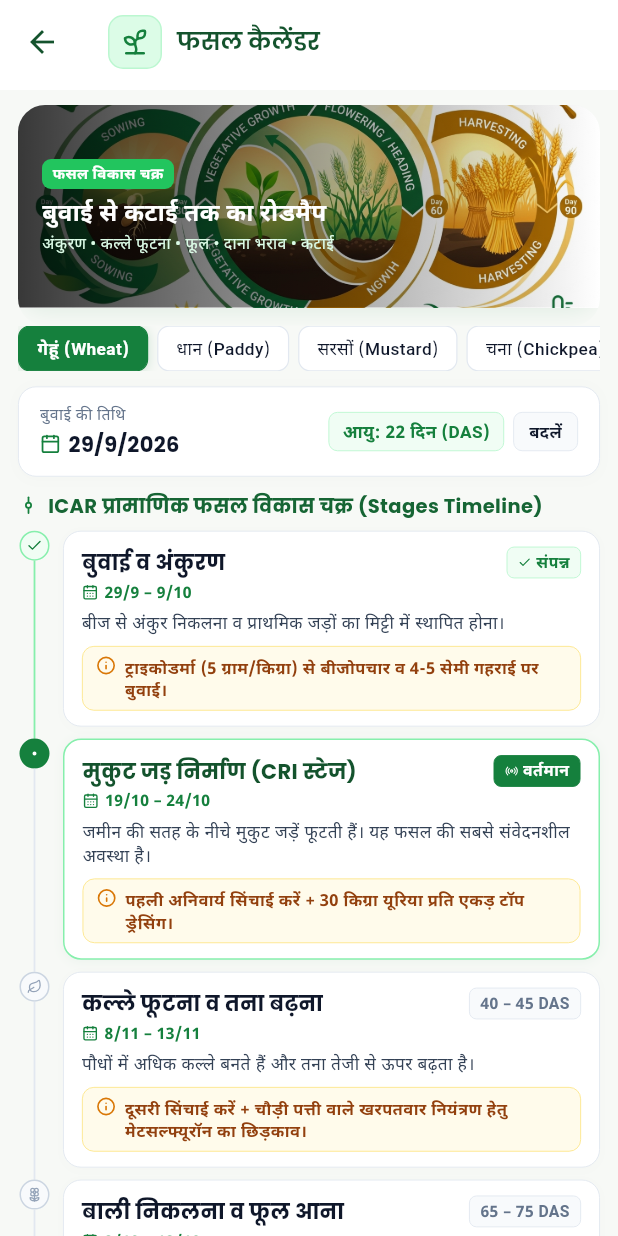
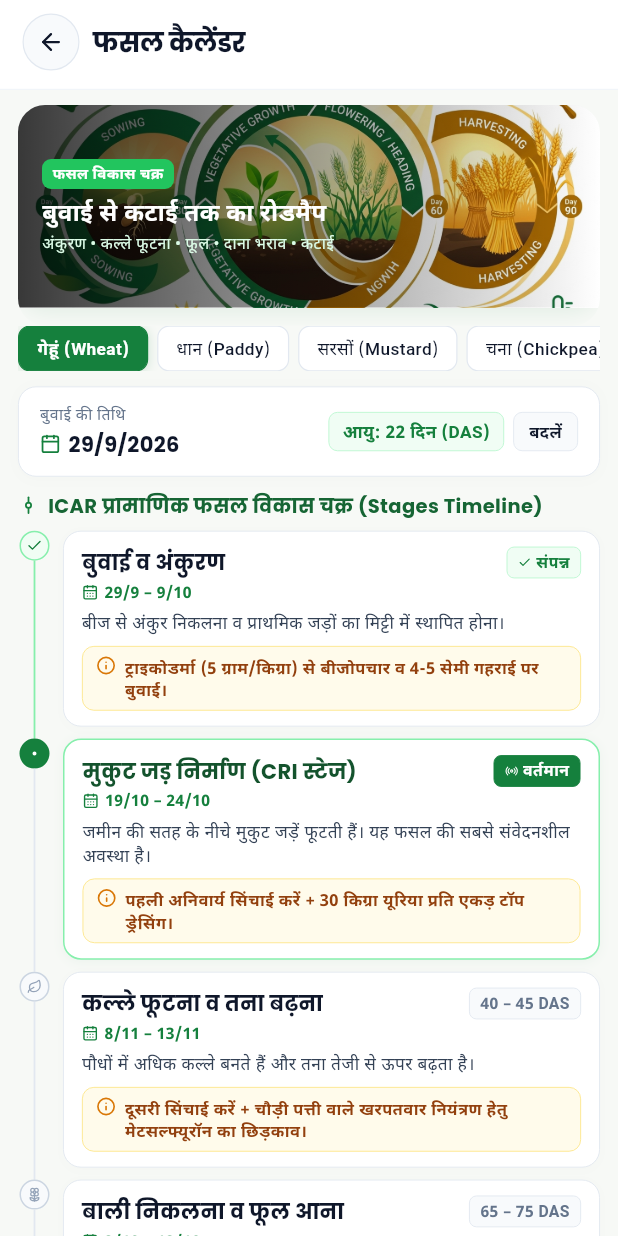
Before and after one commit to kamleshyadav9929/Ai-Krishi-Saathi, a Flutter app: the CropCalendarScreen screen opened directly, on a phone screen of 412 x 824 dp. Run offline on Flutter 3.47's test engine with Material 3 defaults, Android fonts, the phone set to English and light mode, and no system bars; our stand-ins replace fl_chart, flutter_animate, flutter_lucide, flutter_svg, flutter_tts, geocoding and 6 more; accounts and stored records are empty; network calls fail.

Commit message:
feat(ui): redesign app bar for clean, modern Google-grade aesthetic

```diff
--- a/lib/core/theme/app_theme.dart
+++ b/lib/core/theme/app_theme.dart
@@ -24,7 +24,7 @@ class AppTheme {
         backgroundColor: Colors.white,
         foregroundColor: AppColors.primaryDark,
         elevation: 0,
-        scrolledUnderElevation: 1,
+        scrolledUnderElevation: 0,
         centerTitle: false,
         titleTextStyle: AppTypography.headingMedium(isHindi: isHindi).copyWith(
           color: AppColors.primaryDark,
--- a/lib/presentation/screens/crop_doctor/diagnosis_result_screen.dart
+++ b/lib/presentation/screens/crop_doctor/diagnosis_result_screen.dart
@@ -7,6 +7,7 @@ import '../../../core/theme/app_colors.dart';
 import '../../../core/theme/app_typography.dart';
 import '../../../data/models/crop_disease_model.dart';
 import '../../widgets/action_button.dart';
+import '../../widgets/custom_app_bar.dart';
 
 class DiagnosisResultScreen extends StatelessWidget {
   final CropDiseaseModel diagnosis;
@@ -26,8 +27,9 @@ class DiagnosisResultScreen extends StatelessWidget {
         File(diagnosis.imagePath!).existsSync();
 
     return Scaffold(
-      appBar: AppBar(
-        title: Text(lang.tr('diagnosisResult')),
+      appBar: const CustomAppBar(
+        titleKey: 'diagnosisResult',
+        showLanguageToggle: false,
       ),
       body: SingleChildScrollView(
         padding: const EdgeInsets.all(16),
--- a/lib/presentation/widgets/custom_app_bar.dart
+++ b/lib/presentation/widgets/custom_app_bar.dart
@@ -1,21 +1,28 @@
 import 'package:flutter/material.dart';
 import 'package:flutter_lucide/flutter_lucide.dart';
 import 'package:provider/provider.dart';
+
 import '../../core/localization/language_provider.dart';
-import '../../core/theme/app_colors.dart';
-import '../../core/theme/app_typography.dart';
 import '../../core/utils/haptic_helper.dart';
 
+/// Clean, beautiful, modern App Bar adhering to Anti-AI & Google Material You standards.
+/// Seamlessly adjusts for Root screens (Brand identity) and Child screens (Circular back button).
 class CustomAppBar extends StatelessWidget implements PreferredSizeWidget {
   final String titleKey;
   final bool showLanguageToggle;
   final List<Widget>? actions;
+  final Widget? leading;
+  final String? subtitle;
+  final bool centerTitle;
 
   const CustomAppBar({
     super.key,
     required this.titleKey,
     this.showLanguageToggle = true,
     this.actions,
+    this.leading,
+    this.subtitle,
+    this.centerTitle = false,
   });
 
   @override
@@ -24,39 +31,136 @@ class CustomAppBar extends StatelessWidget implements PreferredSizeWidget {
   @override
   Widget build(BuildContext context) {
     final lang = Provider.of<LanguageProvider>(context);
+    final canPop = Navigator.canPop(context);
+    final isHomeBrand = titleKey == 'appName';
 
     return AppBar(
-      title: Row(
+      backgroundColor: Colors.white,
+      surfaceTintColor: Colors.transparent,
+      elevation: 0,
+      scrolledUnderElevation: 0,
+      centerTitle: centerTitle,
+      automaticallyImplyLeading: false,
+      leading: leading ??
+          (canPop
+              ? Padding(
+                  padding: const EdgeInsets.only(left: 12),
+                  child: Center(
+                    child: InkWell(
+                      onTap: () {
+                        HapticHelper.lightTap();
+                        Navigator.maybePop(context);
+                      },
+                      borderRadius: BorderRadius.circular(20),
+                      child: Container(
+                        width: 38,
+                        height: 38,
+                        decoration: BoxDecoration(
+                          color: const Color(0xFFF8FAFC),
+                          shape: BoxShape.circle,
+                          border: Border.all(color: const Color(0xFFE2E8F0), width: 0.8),
+                        ),
+                        child: const Center(
+                          child: Icon(
+                            LucideIcons.arrow_left,
+                            size: 18,
+                            color: Color(0xFF0F172A),
+                          ),
+                        ),
+                      ),
+                    ),
+                  ),
+                )
+              : null),
+      titleSpacing: canPop ? 6 : 16,
+      title: isHomeBrand
+          ? Row(
+              mainAxisSize: MainAxisSize.min,
               children: [
                 Container(
-            padding: const EdgeInsets.all(7),
+                  width: 36,
+                  height: 36,
                   decoration: BoxDecoration(
-              color: AppColors.primaryContainer,
+                    color: const Color(0xFF15803D),
                     borderRadius: BorderRadius.circular(10),
-              border: Border.all(color: AppColors.border, width: 1),
+                    boxShadow: [
+                      BoxShadow(
+                        color: const Color(0xFF15803D).withValues(alpha: 0.22),
+                        blurRadius: 8,
+                        offset: const Offset(0, 2),
                       ),
-            child: const Icon(
+                    ],
+                  ),
+                  child: const Center(
+                    child: Icon(
                       LucideIcons.sprout,
                       size: 20,
-              color: AppColors.primary,
+                      color: Colors.white,
+                    ),
                   ),
                 ),
                 const SizedBox(width: 10),
-          Expanded(
-            child: Text(
+                Column(
+                  crossAxisAlignment: CrossAxisAlignment.start,
+                  mainAxisSize: MainAxisSize.min,
+                  children: [
+                    Text(
+                      lang.tr('appName'),
+                      style: TextStyle(
+                        fontSize: 17,
+                        fontWeight: FontWeight.w800,
+                        color: const Color(0xFF0F172A),
+                        letterSpacing: -0.2,
+                        fontFamily: lang.isHindi ? 'NotoSansDevanagari' : 'Poppins',
+                      ),
+                    ),
+                    Text(
+                      lang.isHindi ? 'स्मार्ट कृषि सहायक' : 'Smart Farming Assistant',
+                      style: const TextStyle(
+                        fontSize: 10.5,
+                        fontWeight: FontWeight.w600,
+                        color: Color(0xFF15803D),
+                        letterSpacing: 0.1,
+                      ),
+                    ),
+                  ],
+                ),
+              ],
+            )
+          : Column(
+              crossAxisAlignment: centerTitle ? CrossAxisAlignment.center : CrossAxisAlignment.start,
+              mainAxisSize: MainAxisSize.min,
+              children: [
+                Text(
                   lang.tr(titleKey),
-              style: AppTypography.headingSmall(isHindi: lang.isHindi).copyWith(
-                color: AppColors.primaryDark,
+                  style: TextStyle(
+                    fontSize: 17.5,
+                    fontWeight: FontWeight.w700,
+                    color: const Color(0xFF0F172A),
+                    letterSpacing: -0.2,
+                    fontFamily: lang.isHindi ? 'NotoSansDevanagari' : 'Poppins',
                   ),
                   overflow: TextOverflow.ellipsis,
                 ),
+                if (subtitle != null) ...[
+                  const SizedBox(height: 1),
+                  Text(
+                    subtitle!,
+                    style: const TextStyle(
+                      fontSize: 11,
+                      fontWeight: FontWeight.w500,
+                      color: Color(0xFF64748B),
                     ),
+                    overflow: TextOverflow.ellipsis,
+                  ),
+                ],
               ],
             ),
       actions: [
         if (showLanguageToggle)
           Padding(
-            padding: const EdgeInsets.only(right: 12),
+            padding: const EdgeInsets.only(right: 14),
+            child: Center(
               child: InkWell(
                 onTap: () {
                   HapticHelper.lightTap();
@@ -64,27 +168,27 @@ class CustomAppBar extends StatelessWidget implements PreferredSizeWidget {
                 },
                 borderRadius: BorderRadius.circular(20),
                 child: Container(
-                padding: const EdgeInsets.symmetric(horizontal: 12, vertical: 6),
+                  padding: const EdgeInsets.symmetric(horizontal: 10, vertical: 5),
                   decoration: BoxDecoration(
-                  color: AppColors.primaryContainer,
+                    color: const Color(0xFFF0FDF4),
                     borderRadius: BorderRadius.circular(20),
-                  border: Border.all(color: AppColors.border, width: 1.2),
+                    border: Border.all(color: const Color(0xFFBBF7D0), width: 0.8),
                   ),
                   child: Row(
                     mainAxisSize: MainAxisSize.min,
                     children: [
                       const Icon(
                         LucideIcons.languages,
-                      size: 16,
-                      color: AppColors.primaryDark,
+                        size: 14,
+                        color: Color(0xFF15803D),
                       ),
-                    const SizedBox(width: 6),
+                      const SizedBox(width: 5),
                       Text(
                         lang.isHindi ? 'English' : 'हिंदी',
-                      style: AppTypography.labelLarge(isHindi: lang.isHindi).copyWith(
-                        fontSize: 13,
-                        color: AppColors.primaryDark,
-                        fontWeight: FontWeight.w600,
+                        style: const TextStyle(
+                          fontSize: 11.5,
+                          fontWeight: FontWeight.w700,
+                          color: Color(0xFF15803D),
                         ),
                       ),
                     ],
@@ -92,8 +196,13 @@ class CustomAppBar extends StatelessWidget implements PreferredSizeWidget {
                 ),
               ),
             ),
+          ),
         if (actions != null) ...actions!,
       ],
+      bottom: const PreferredSize(
+        preferredSize: Size.fromHeight(0.8),
+        child: Divider(height: 0.8, thickness: 0.8, color: Color(0xFFF1F5F9)),
+      ),
     );
   }
 }
```
Lines whose indentation alone changed are shown as unchanged.
